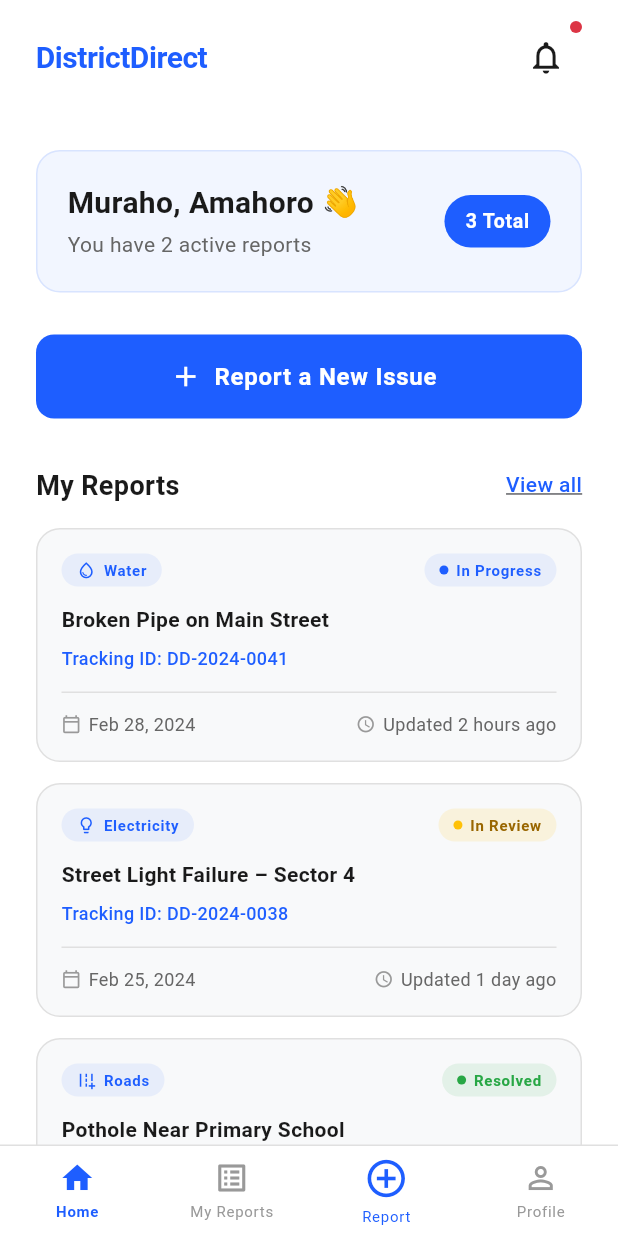
After one commit to KABASINGAarsene/civic-fix, a Flutter app: the CitizenHomeScreen screen opened directly, on a phone screen of 412 x 824 dp. The commit adds this screen. Run offline on Flutter 3.47's test engine with Material 3 defaults, Android fonts, the phone set to English and light mode, and no system bars.

Commit message:
working on dashboard screens

```diff
--- a/lib/screens/auth/citizen_login_screen.dart
+++ b/lib/screens/auth/citizen_login_screen.dart
@@ -1,3 +1,4 @@
+import 'package:district_direct/screens/home/citizen_home_screen.dart';
 import 'package:flutter/material.dart';
 import 'package:flutter/services.dart';
 import '../../constants/app_colors.dart';
@@ -51,13 +52,10 @@ class _CitizenLoginScreenState extends State<CitizenLoginScreen> {
         _isLoading = false;
       });
 
-      // TODO: Navigate to citizen dashboard
       if (mounted) {
-        ScaffoldMessenger.of(context).showSnackBar(
-          const SnackBar(
-            content: Text('Login successful'),
-            backgroundColor: AppColors.success,
-          ),
+        Navigator.pushReplacement(
+          context,
+          MaterialPageRoute(builder: (context) => const CitizenHomeScreen()),
         );
       }
     }
--- /dev/null
+++ b/lib/screens/home/citizen_home_screen.dart
@@ -0,0 +1,550 @@
+import 'package:flutter/material.dart';
+import '../../constants/app_colors.dart';
+import '../../constants/app_text_styles.dart';
+
+/// Citizen Home Screen
+/// Personal dashboard showing user's own reports and status tracking
+
+class CitizenHomeScreen extends StatefulWidget {
+  const CitizenHomeScreen({Key? key}) : super(key: key);
+
+  @override
+  State<CitizenHomeScreen> createState() => _CitizenHomeScreenState();
+}
+
+class _CitizenHomeScreenState extends State<CitizenHomeScreen> {
+  int _selectedNavIndex = 0;
+
+  // Mock data — replace with real API data
+  final String _userName = 'Amahoro';
+  final List<_ReportItem> _reports = [
+    _ReportItem(
+      id: 'DD-2024-0041',
+      title: 'Broken Pipe on Main Street',
+      category: 'Water',
+      categoryIcon: Icons.water_drop_outlined,
+      status: ReportStatus.inProgress,
+      submittedDate: 'Feb 28, 2024',
+      lastUpdate: '2 hours ago',
+    ),
+    _ReportItem(
+      id: 'DD-2024-0038',
+      title: 'Street Light Failure – Sector 4',
+      category: 'Electricity',
+      categoryIcon: Icons.lightbulb_outline,
+      status: ReportStatus.inReview,
+      submittedDate: 'Feb 25, 2024',
+      lastUpdate: '1 day ago',
+    ),
+    _ReportItem(
+      id: 'DD-2024-0031',
+      title: 'Pothole Near Primary School',
+      category: 'Roads',
+      categoryIcon: Icons.add_road_outlined,
+      status: ReportStatus.resolved,
+      submittedDate: 'Feb 10, 2024',
+      lastUpdate: '5 days ago',
+    ),
+  ];
+
+  @override
+  Widget build(BuildContext context) {
+    return Scaffold(
+      backgroundColor: AppColors.backgroundWhite,
+      body: SafeArea(
+        child: Column(
+          children: [
+            _buildHeader(),
+            Expanded(
+              child: SingleChildScrollView(
+                padding: const EdgeInsets.symmetric(horizontal: 24),
+                child: Column(
+                  crossAxisAlignment: CrossAxisAlignment.start,
+                  children: [
+                    const SizedBox(height: 24),
+                    _buildGreetingBanner(),
+                    const SizedBox(height: 28),
+                    _buildReportButton(),
+                    const SizedBox(height: 32),
+                    _buildSectionHeader(),
+                    const SizedBox(height: 16),
+                    if (_reports.isEmpty)
+                      _buildEmptyState()
+                    else
+                      ..._reports.map((r) => _buildReportCard(r)).toList(),
+                    const SizedBox(height: 32),
+                  ],
+                ),
+              ),
+            ),
+          ],
+        ),
+      ),
+      bottomNavigationBar: _buildBottomNav(),
+    );
+  }
+
+  // ─── Header ────────────────────────────────────────────────────────────────
+
+  Widget _buildHeader() {
+    return Container(
+      color: AppColors.backgroundWhite,
+      padding: const EdgeInsets.symmetric(horizontal: 24, vertical: 14),
+      child: Row(
+        children: [
+          // App name
+          Text(
+            'DistrictDirect',
+            style: AppTextStyles.h3.copyWith(
+              color: AppColors.primaryBlue,
+              letterSpacing: -0.3,
+            ),
+          ),
+          const Spacer(),
+          // Notification bell
+          Stack(
+            children: [
+              IconButton(
+                icon: const Icon(
+                  Icons.notifications_outlined,
+                  color: AppColors.textPrimary,
+                  size: 26,
+                ),
+                onPressed: () {
+                  // TODO: Navigate to notifications
+                },
+                padding: EdgeInsets.zero,
+                constraints: const BoxConstraints(),
+              ),
+              Positioned(
+                top: 0,
+                right: 0,
+                child: Container(
+                  width: 8,
+                  height: 8,
+                  decoration: const BoxDecoration(
+                    color: AppColors.error,
+                    shape: BoxShape.circle,
+                  ),
+                ),
+              ),
+            ],
+          ),
+        ],
+      ),
+    );
+  }
+
+  // ─── Greeting Banner ───────────────────────────────────────────────────────
+
+  Widget _buildGreetingBanner() {
+    return Container(
+      width: double.infinity,
+      padding: const EdgeInsets.all(20),
+      decoration: BoxDecoration(
+        color: AppColors.primaryBlue.withOpacity(0.06),
+        borderRadius: BorderRadius.circular(16),
+        border: Border.all(
+          color: AppColors.primaryBlue.withOpacity(0.12),
+          width: 1,
+        ),
+      ),
+      child: Row(
+        children: [
+          Expanded(
+            child: Column(
+              crossAxisAlignment: CrossAxisAlignment.start,
+              children: [
+                Text('Muraho, $_userName 👋', style: AppTextStyles.h3),
+                const SizedBox(height: 4),
+                Text(
+                  'You have ${_reports.where((r) => r.status != ReportStatus.resolved).length} active reports',
+                  style: AppTextStyles.bodyMedium.copyWith(
+                    color: AppColors.textSecondary,
+                  ),
+                ),
+              ],
+            ),
+          ),
+          // Summary pill
+          Container(
+            padding: const EdgeInsets.symmetric(horizontal: 14, vertical: 8),
+            decoration: BoxDecoration(
+              color: AppColors.primaryBlue,
+              borderRadius: BorderRadius.circular(20),
+            ),
+            child: Text(
+              '${_reports.length} Total',
+              style: AppTextStyles.buttonSmall.copyWith(fontSize: 13),
+            ),
+          ),
+        ],
+      ),
+    );
+  }
+
+  // ─── Report Button ─────────────────────────────────────────────────────────
+
+  Widget _buildReportButton() {
+    return SizedBox(
+      width: double.infinity,
+      height: 56,
+      child: ElevatedButton.icon(
+        onPressed: () {
+          // TODO: Navigate to report issue flow
+        },
+        icon: const Icon(Icons.add, color: AppColors.textWhite, size: 22),
+        label: Text('Report a New Issue', style: AppTextStyles.button),
+        style: ElevatedButton.styleFrom(
+          backgroundColor: AppColors.primaryBlue,
+          foregroundColor: AppColors.textWhite,
+          elevation: 0,
+          shape: RoundedRectangleBorder(
+            borderRadius: BorderRadius.circular(12),
+          ),
+        ),
+      ),
+    );
+  }
+
+  // ─── Section Header ────────────────────────────────────────────────────────
+
+  Widget _buildSectionHeader() {
+    return Row(
+      children: [
+        Text('My Reports', style: AppTextStyles.h4),
+        const Spacer(),
+        GestureDetector(
+          onTap: () {
+            // TODO: Navigate to full reports list
+          },
+          child: Text('View all', style: AppTextStyles.link),
+        ),
+      ],
+    );
+  }
+
+  // ─── Report Card ───────────────────────────────────────────────────────────
+
+  Widget _buildReportCard(_ReportItem report) {
+    final statusConfig = _statusConfig(report.status);
+
+    return Container(
+      margin: const EdgeInsets.only(bottom: 14),
+      decoration: BoxDecoration(
+        color: AppColors.backgroundCard,
+        borderRadius: BorderRadius.circular(16),
+        border: Border.all(color: AppColors.inputBorder, width: 1),
+      ),
+      child: InkWell(
+        borderRadius: BorderRadius.circular(16),
+        onTap: () {
+          // TODO: Navigate to report detail screen
+        },
+        child: Padding(
+          padding: const EdgeInsets.all(16),
+          child: Column(
+            crossAxisAlignment: CrossAxisAlignment.start,
+            children: [
+              // Top row: category + status badge
+              Row(
+                children: [
+                  // Category chip
+                  Container(
+                    padding: const EdgeInsets.symmetric(
+                      horizontal: 10,
+                      vertical: 4,
+                    ),
+                    decoration: BoxDecoration(
+                      color: AppColors.primaryBlue.withOpacity(0.08),
+                      borderRadius: BorderRadius.circular(20),
+                    ),
+                    child: Row(
+                      mainAxisSize: MainAxisSize.min,
+                      children: [
+                        Icon(
+                          report.categoryIcon,
+                          size: 13,
+                          color: AppColors.primaryBlue,
+                        ),
+                        const SizedBox(width: 5),
+                        Text(
+                          report.category,
+                          style: AppTextStyles.badge.copyWith(
+                            color: AppColors.primaryBlue,
+                            fontWeight: FontWeight.w600,
+                          ),
+                        ),
+                      ],
+                    ),
+                  ),
+                  const Spacer(),
+                  // Status badge
+                  Container(
+                    padding: const EdgeInsets.symmetric(
+                      horizontal: 10,
+                      vertical: 4,
+                    ),
+                    decoration: BoxDecoration(
+                      color: statusConfig.bgColor,
+                      borderRadius: BorderRadius.circular(20),
+                    ),
+                    child: Row(
+                      mainAxisSize: MainAxisSize.min,
+                      children: [
+                        Container(
+                          width: 6,
+                          height: 6,
+                          decoration: BoxDecoration(
+                            color: statusConfig.dotColor,
+                            shape: BoxShape.circle,
+                          ),
+                        ),
+                        const SizedBox(width: 5),
+                        Text(
+                          statusConfig.label,
+                          style: AppTextStyles.badge.copyWith(
+                            color: statusConfig.textColor,
+                            fontWeight: FontWeight.w600,
+                          ),
+                        ),
+                      ],
+                    ),
+                  ),
+                ],
+              ),
+              const SizedBox(height: 12),
+              // Title
+              Text(
+                report.title,
+                style: AppTextStyles.bodyMedium.copyWith(
+                  fontWeight: FontWeight.w600,
+                  color: AppColors.textPrimary,
+                ),
+              ),
+              const SizedBox(height: 6),
+              // Tracking ID
+              Text(
+                'Tracking ID: ${report.id}',
+                style: AppTextStyles.caption.copyWith(
+                  color: AppColors.primaryBlue,
+                  fontWeight: FontWeight.w500,
+                ),
+              ),
+              const SizedBox(height: 14),
+              // Divider
+              const Divider(color: AppColors.divider, height: 1),
+              const SizedBox(height: 12),
+              // Bottom row: submitted date + last update
+              Row(
+                children: [
+                  Icon(
+                    Icons.calendar_today_outlined,
+                    size: 13,
+                    color: AppColors.textTertiary,
+                  ),
+                  const SizedBox(width: 5),
+                  Text(report.submittedDate, style: AppTextStyles.caption),
+                  const Spacer(),
+                  Icon(
+                    Icons.access_time,
+                    size: 13,
+                    color: AppColors.textTertiary,
+                  ),
+                  const SizedBox(width: 5),
+                  Text(
+                    'Updated ${report.lastUpdate}',
+                    style: AppTextStyles.caption,
+                  ),
+                ],
+              ),
+            ],
+          ),
+        ),
+      ),
+    );
+  }
+
+  // ─── Empty State ───────────────────────────────────────────────────────────
+
+  Widget _buildEmptyState() {
+    return Container(
+      width: double.infinity,
+      padding: const EdgeInsets.symmetric(vertical: 48, horizontal: 24),
+      decoration: BoxDecoration(
+        color: AppColors.backgroundGrey,
+        borderRadius: BorderRadius.circular(16),
+      ),
+      child: Column(
+        children: [
+          Icon(Icons.inbox_outlined, size: 48, color: AppColors.textTertiary),
+          const SizedBox(height: 16),
+          Text(
+            'No reports yet',
+            style: AppTextStyles.bodyMedium.copyWith(
+              color: AppColors.textSecondary,
+              fontWeight: FontWeight.w600,
+            ),
+          ),
+          const SizedBox(height: 6),
+          Text(
+            'Tap the button above to report your first issue.',
+            style: AppTextStyles.caption,
+            textAlign: TextAlign.center,
+          ),
+        ],
+      ),
+    );
+  }
+
+  // ─── Bottom Navigation ────────────────────────────────────────────────────
+
+  Widget _buildBottomNav() {
+    const items = [
+      _NavItem(Icons.home_outlined, Icons.home, 'Home'),
+      _NavItem(Icons.list_alt_outlined, Icons.list_alt, 'My Reports'),
+      _NavItem(Icons.add_circle_outline, Icons.add_circle, 'Report'),
+      _NavItem(Icons.person_outline, Icons.person, 'Profile'),
+    ];
+
+    return Container(
+      decoration: const BoxDecoration(
+        color: AppColors.backgroundWhite,
+        border: Border(top: BorderSide(color: AppColors.divider, width: 1)),
+      ),
+      child: SafeArea(
+        top: false,
+        child: SizedBox(
+          height: 60,
+          child: Row(
+            children: List.generate(items.length, (i) {
+              final item = items[i];
+              final isSelected = _selectedNavIndex == i;
+              // Make centre "Report" button accent
+              final isReport = i == 2;
+
+              return Expanded(
+                child: GestureDetector(
+                  onTap: () {
+                    setState(() => _selectedNavIndex = i);
+                    // TODO: Handle navigation
+                  },
+                  behavior: HitTestBehavior.opaque,
+                  child: Column(
+                    mainAxisAlignment: MainAxisAlignment.center,
+                    children: [
+                      Icon(
+                        isSelected ? item.activeIcon : item.icon,
+                        size: isReport ? 30 : 24,
+                        color: isReport
+                            ? AppColors.primaryBlue
+                            : isSelected
+                            ? AppColors.primaryBlue
+                            : AppColors.textTertiary,
+                      ),
+                      const SizedBox(height: 3),
+                      Text(
+                        item.label,
+                        style: AppTextStyles.badge.copyWith(
+                          color: isReport
+                              ? AppColors.primaryBlue
+                              : isSelected
+                              ? AppColors.primaryBlue
+                              : AppColors.textTertiary,
+                          fontWeight: isSelected
+                              ? FontWeight.w600
+                              : FontWeight.w400,
+                        ),
+                      ),
+                    ],
+                  ),
+                ),
+              );
+            }),
+          ),
+        ),
+      ),
+    );
+  }
+
+  // ─── Status Config Helper ──────────────────────────────────────────────────
+
+  _StatusConfig _statusConfig(ReportStatus status) {
+    switch (status) {
+      case ReportStatus.submitted:
+        return _StatusConfig(
+          label: 'Submitted',
+          bgColor: AppColors.info.withOpacity(0.1),
+          dotColor: AppColors.info,
+          textColor: AppColors.info,
+        );
+      case ReportStatus.inReview:
+        return _StatusConfig(
+          label: 'In Review',
+          bgColor: AppColors.warning.withOpacity(0.12),
+          dotColor: AppColors.warning,
+          textColor: const Color(0xFF996600),
+        );
+      case ReportStatus.inProgress:
+        return _StatusConfig(
+          label: 'In Progress',
+          bgColor: AppColors.primaryBlue.withOpacity(0.08),
+          dotColor: AppColors.primaryBlue,
+          textColor: AppColors.primaryBlue,
+        );
+      case ReportStatus.resolved:
+        return _StatusConfig(
+          label: 'Resolved',
+          bgColor: AppColors.success.withOpacity(0.1),
+          dotColor: AppColors.success,
+          textColor: AppColors.success,
+        );
+    }
+  }
+}
+
+// ─── Supporting Types ─────────────────────────────────────────────────────────
+
+enum ReportStatus { submitted, inReview, inProgress, resolved }
+
+class _ReportItem {
+  final String id;
+  final String title;
+  final String category;
+  final IconData categoryIcon;
+  final ReportStatus status;
+  final String submittedDate;
+  final String lastUpdate;
+
+  const _ReportItem({
+    required this.id,
+    required this.title,
+    required this.category,
+    required this.categoryIcon,
+    required this.status,
+    required this.submittedDate,
+    required this.lastUpdate,
+  });
+}
+
+class _StatusConfig {
+  final String label;
+  final Color bgColor;
+  final Color dotColor;
+  final Color textColor;
+
+  const _StatusConfig({
+    required this.label,
+    required this.bgColor,
+    required this.dotColor,
+    required this.textColor,
+  });
+}
+
+class _NavItem {
+  final IconData icon;
+  final IconData activeIcon;
+  final String label;
+
+  const _NavItem(this.icon, this.activeIcon, this.label);
+}
```
Also changed, not shown: pubspec.lock.
